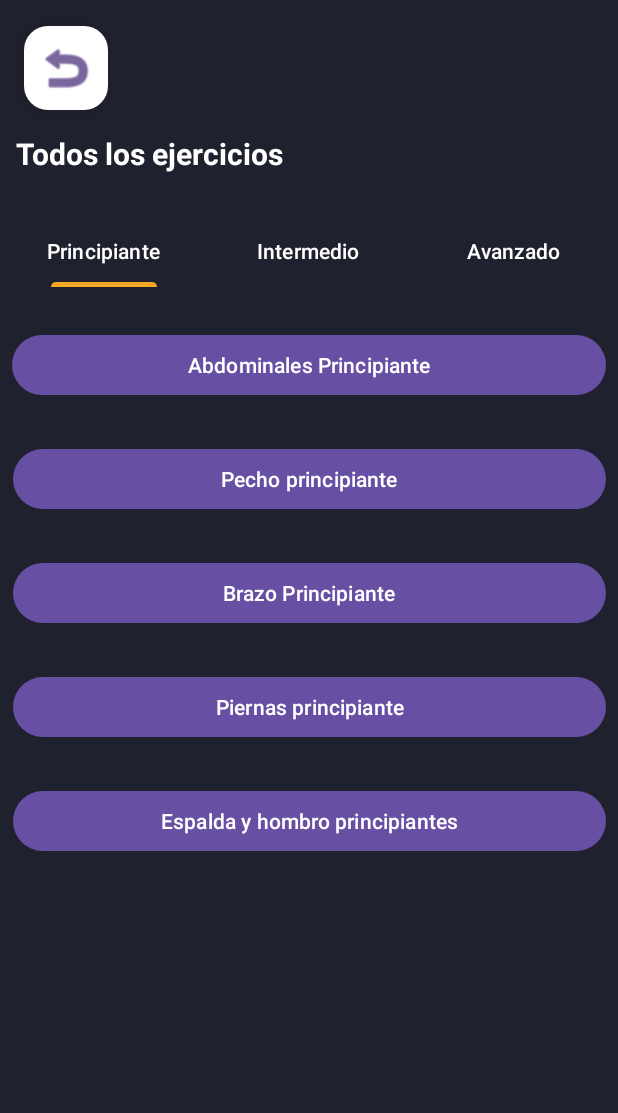
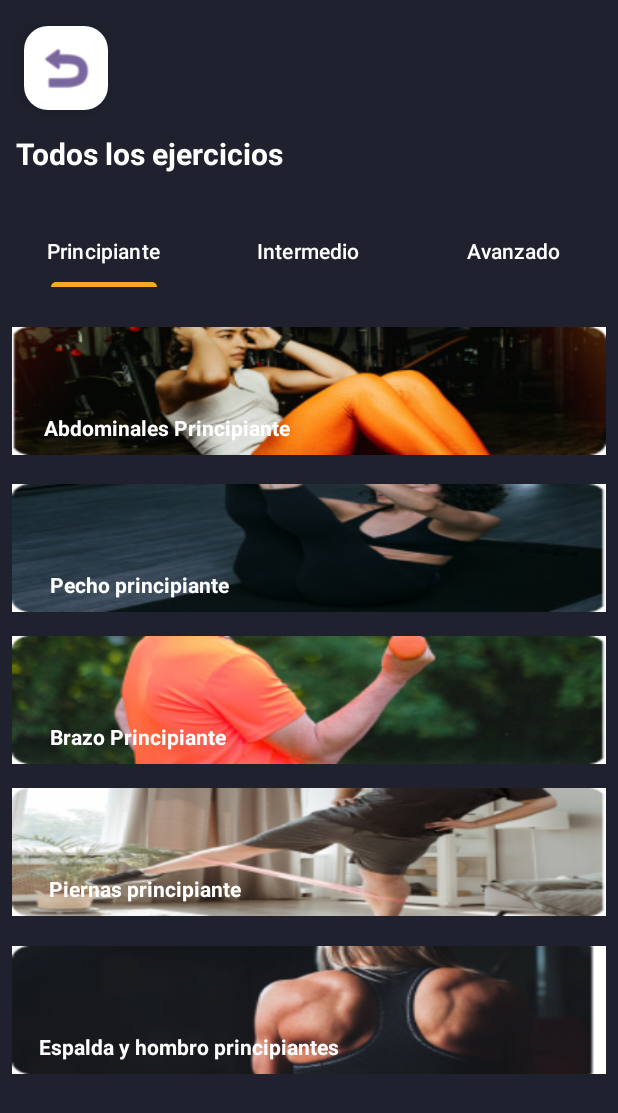
Before and after one commit to ZafkielEdt/ISPC-Mobile, an Android app: the ExerciseList screen opened directly, with no data from a screen before it, on a phone screen of 412 x 824 dp. Shown: the top 1113 px of the screen. Run offline under Robolectric (Android 15) with nearby library versions, the phone set to English and light mode, and no system bars.

Commit message:
Update: Change btns for ImageView

```diff
--- a/app/src/main/res/layout/activity_exercise_list.xml
+++ b/app/src/main/res/layout/activity_exercise_list.xml
@@ -69,66 +69,159 @@
             android:text="@string/advanced_tab_text" />
     </com.google.android.material.tabs.TabLayout>
 
-    <Button
-        android:id="@+id/absBeginnerOption"
+    <ImageView
+        android:id="@+id/absBeginnerImage"
         android:layout_width="0dp"
-        android:layout_height="wrap_content"
+        android:layout_height="85dp"
         android:layout_marginStart="8dp"
-        android:layout_marginTop="28dp"
+        android:layout_marginTop="8dp"
         android:layout_marginEnd="8dp"
-        android:text="@string/absBeginner"
-        app:layout_constraintEnd_toEndOf="parent"
-        app:layout_constraintStart_toStartOf="parent"
-        app:layout_constraintTop_toBottomOf="@+id/exercises_difficult_tabs" />
-
-    <Button
-        android:id="@+id/chestBeginnerOption"
-        android:layout_width="395dp"
-        android:layout_height="wrap_content"
-        android:layout_marginStart="8dp"
-        android:layout_marginTop="28dp"
-        android:layout_marginEnd="8dp"
-        android:text="@string/chestBeginner"
-        app:layout_constraintEnd_toEndOf="parent"
-        app:layout_constraintStart_toStartOf="parent"
-        app:layout_constraintTop_toBottomOf="@+id/absBeginnerOption" />
-
-    <Button
-        android:id="@+id/armBeginnerOption"
-        android:layout_width="395dp"
-        android:layout_height="wrap_content"
-        android:layout_marginStart="8dp"
-        android:layout_marginTop="28dp"
-        android:layout_marginEnd="8dp"
-        android:text="@string/armBeginner"
-        app:layout_constraintEnd_toEndOf="parent"
-        app:layout_constraintStart_toStartOf="parent"
-        app:layout_constraintTop_toBottomOf="@+id/chestBeginnerOption" />
-
-    <Button
-        android:id="@+id/legBeginnerOption"
-        android:layout_width="395dp"
-        android:layout_height="wrap_content"
-        android:layout_marginStart="8dp"
-        android:layout_marginTop="28dp"
-        android:layout_marginEnd="8dp"
-        android:text="@string/legBeginnerOption"
-        app:layout_constraintEnd_toEndOf="parent"
-        app:layout_constraintStart_toStartOf="parent"
-        app:layout_constraintTop_toBottomOf="@+id/armBeginnerOption" />
-
-    <Button
-        android:id="@+id/backAndShoulderBeginnerOption"
-        android:layout_width="395dp"
-        android:layout_height="wrap_content"
-        android:layout_marginStart="8dp"
-        android:layout_marginTop="28dp"
-        android:layout_marginEnd="8dp"
-        android:text="@string/backAndShoulderBeginnerOption"
+        android:contentDescription="@string/absBeginner"
+        android:scaleType="fitXY"
         app:layout_constraintBottom_toBottomOf="parent"
         app:layout_constraintEnd_toEndOf="parent"
+        app:layout_constraintHorizontal_bias="0.496"
         app:layout_constraintStart_toStartOf="parent"
-        app:layout_constraintTop_toBottomOf="@+id/legBeginnerOption"
-        app:layout_constraintVertical_bias="0.0" />
+        app:layout_constraintTop_toBottomOf="@+id/exercises_difficult_tabs"
+        app:layout_constraintVertical_bias="0.034"
+        app:srcCompat="@drawable/abs" />
+
+    <TextView
+        android:id="@+id/absBeginnerText"
+        android:layout_width="wrap_content"
+        android:layout_height="wrap_content"
+        android:text="@string/absBeginner"
+        android:textColor="@color/white"
+        android:textStyle="bold"
+        app:layout_constraintBottom_toBottomOf="@+id/absBeginnerImage"
+        app:layout_constraintEnd_toEndOf="@+id/absBeginnerImage"
+        app:layout_constraintHorizontal_bias="0.092"
+        app:layout_constraintStart_toStartOf="@+id/absBeginnerImage"
+        app:layout_constraintTop_toTopOf="@+id/absBeginnerImage"
+        app:layout_constraintVertical_bias="0.873" />
+
+    <ImageView
+        android:id="@+id/chestBeginnerImage"
+        android:layout_width="0dp"
+        android:layout_height="85dp"
+        android:layout_marginStart="8dp"
+        android:layout_marginTop="16dp"
+        android:layout_marginEnd="8dp"
+        android:contentDescription="@string/chestBeginner"
+        android:scaleType="fitXY"
+        app:layout_constraintBottom_toBottomOf="parent"
+        app:layout_constraintEnd_toEndOf="parent"
+        app:layout_constraintHorizontal_bias="1.0"
+        app:layout_constraintStart_toStartOf="parent"
+        app:layout_constraintTop_toBottomOf="@+id/absBeginnerImage"
+        app:layout_constraintVertical_bias="0.008"
+        app:srcCompat="@drawable/chest" />
+
+    <TextView
+        android:id="@+id/absBeginner"
+        android:layout_width="wrap_content"
+        android:layout_height="wrap_content"
+        android:text="@string/chestBeginner"
+        android:textColor="@color/white"
+        android:textStyle="bold"
+        app:layout_constraintBottom_toBottomOf="@+id/chestBeginnerImage"
+        app:layout_constraintEnd_toEndOf="@+id/chestBeginnerImage"
+        app:layout_constraintHorizontal_bias="0.092"
+        app:layout_constraintStart_toStartOf="@+id/chestBeginnerImage"
+        app:layout_constraintTop_toTopOf="@+id/chestBeginnerImage"
+        app:layout_constraintVertical_bias="0.873" />
+
+    <ImageView
+        android:id="@+id/armBeginnerImage"
+        android:layout_width="0dp"
+        android:layout_height="85dp"
+        android:layout_marginStart="8dp"
+        android:layout_marginTop="16dp"
+        android:layout_marginEnd="8dp"
+        android:contentDescription="@string/armBeginner"
+        android:scaleType="fitXY"
+        app:layout_constraintBottom_toBottomOf="parent"
+        app:layout_constraintEnd_toEndOf="parent"
+        app:layout_constraintHorizontal_bias="1.0"
+        app:layout_constraintStart_toStartOf="parent"
+        app:layout_constraintTop_toBottomOf="@+id/chestBeginnerImage"
+        app:layout_constraintVertical_bias="0.0"
+        app:srcCompat="@drawable/arm" />
+
+    <TextView
+        android:id="@+id/armBeginnerText"
+        android:layout_width="wrap_content"
+        android:layout_height="wrap_content"
+        android:text="@string/armBeginner"
+        android:textColor="@color/white"
+        android:textStyle="bold"
+        app:layout_constraintBottom_toBottomOf="@+id/armBeginnerImage"
+        app:layout_constraintEnd_toEndOf="@+id/armBeginnerImage"
+        app:layout_constraintHorizontal_bias="0.092"
+        app:layout_constraintStart_toStartOf="@+id/armBeginnerImage"
+        app:layout_constraintTop_toTopOf="@+id/armBeginnerImage"
+        app:layout_constraintVertical_bias="0.873" />
+
+    <ImageView
+        android:id="@+id/legBeginnerImage"
+        android:layout_width="0dp"
+        android:layout_height="85dp"
+        android:layout_marginStart="8dp"
+        android:layout_marginTop="16dp"
+        android:layout_marginEnd="8dp"
+        android:contentDescription="@string/legBeginner"
+        android:scaleType="fitXY"
+        app:layout_constraintBottom_toBottomOf="parent"
+        app:layout_constraintEnd_toEndOf="parent"
+        app:layout_constraintHorizontal_bias="0.0"
+        app:layout_constraintStart_toStartOf="parent"
+        app:layout_constraintTop_toBottomOf="@+id/armBeginnerImage"
+        app:layout_constraintVertical_bias="0.0"
+        app:srcCompat="@drawable/leg" />
+
+    <TextView
+        android:id="@+id/legBeginnerText"
+        android:layout_width="wrap_content"
+        android:layout_height="wrap_content"
+        android:text="@string/legBeginner"
+        android:textColor="@color/white"
+        android:textStyle="bold"
+        app:layout_constraintBottom_toBottomOf="@+id/legBeginnerImage"
+        app:layout_constraintEnd_toEndOf="@+id/legBeginnerImage"
+        app:layout_constraintHorizontal_bias="0.092"
+        app:layout_constraintStart_toStartOf="@+id/legBeginnerImage"
+        app:layout_constraintTop_toTopOf="@+id/legBeginnerImage"
+        app:layout_constraintVertical_bias="0.873" />
+
+    <ImageView
+        android:id="@+id/backAndShoulderBeginnerImage"
+        android:layout_width="0dp"
+        android:layout_height="85dp"
+        android:layout_marginStart="8dp"
+        android:layout_marginTop="16dp"
+        android:layout_marginEnd="8dp"
+        android:contentDescription="@string/backAndShoulderBeginner"
+        android:scaleType="fitXY"
+        app:layout_constraintBottom_toBottomOf="parent"
+        app:layout_constraintEnd_toEndOf="parent"
+        app:layout_constraintHorizontal_bias="0.496"
+        app:layout_constraintStart_toStartOf="parent"
+        app:layout_constraintTop_toBottomOf="@+id/legBeginnerImage"
+        app:layout_constraintVertical_bias="0.034"
+        app:srcCompat="@drawable/back" />
+
+    <TextView
+        android:id="@+id/backAndShoulderBeginnerText"
+        android:layout_width="wrap_content"
+        android:layout_height="wrap_content"
+        android:text="@string/backAndShoulderBeginner"
+        android:textColor="@color/white"
+        android:textStyle="bold"
+        app:layout_constraintBottom_toBottomOf="@+id/backAndShoulderBeginnerImage"
+        app:layout_constraintEnd_toEndOf="@+id/backAndShoulderBeginnerImage"
+        app:layout_constraintHorizontal_bias="0.092"
+        app:layout_constraintStart_toStartOf="@+id/backAndShoulderBeginnerImage"
+        app:layout_constraintTop_toTopOf="@+id/backAndShoulderBeginnerImage"
+        app:layout_constraintVertical_bias="0.873" />
 
 </androidx.constraintlayout.widget.ConstraintLayout>
--- a/app/src/main/res/values/strings.xml
+++ b/app/src/main/res/values/strings.xml
@@ -19,6 +19,6 @@
     <string name="absBeginner">Abdominales Principiante</string>
     <string name="chestBeginner">Pecho principiante</string>
     <string name="armBeginner">Brazo Principiante</string>
-    <string name="legBeginnerOption">Piernas principiante</string>
-    <string name="backAndShoulderBeginnerOption">Espalda y hombro principiantes</string>
+    <string name="legBeginner">Piernas principiante</string>
+    <string name="backAndShoulderBeginner">Espalda y hombro principiantes</string>
 </resources>
```
Also changed, not shown: app/src/main/res/drawable/abs.jpg (added), app/src/main/res/drawable/arm.jpg (added), app/src/main/res/drawable/back.jpg (added), app/src/main/res/drawable/chest.jpg (added), app/src/main/res/drawable/leg.jpg (added).
